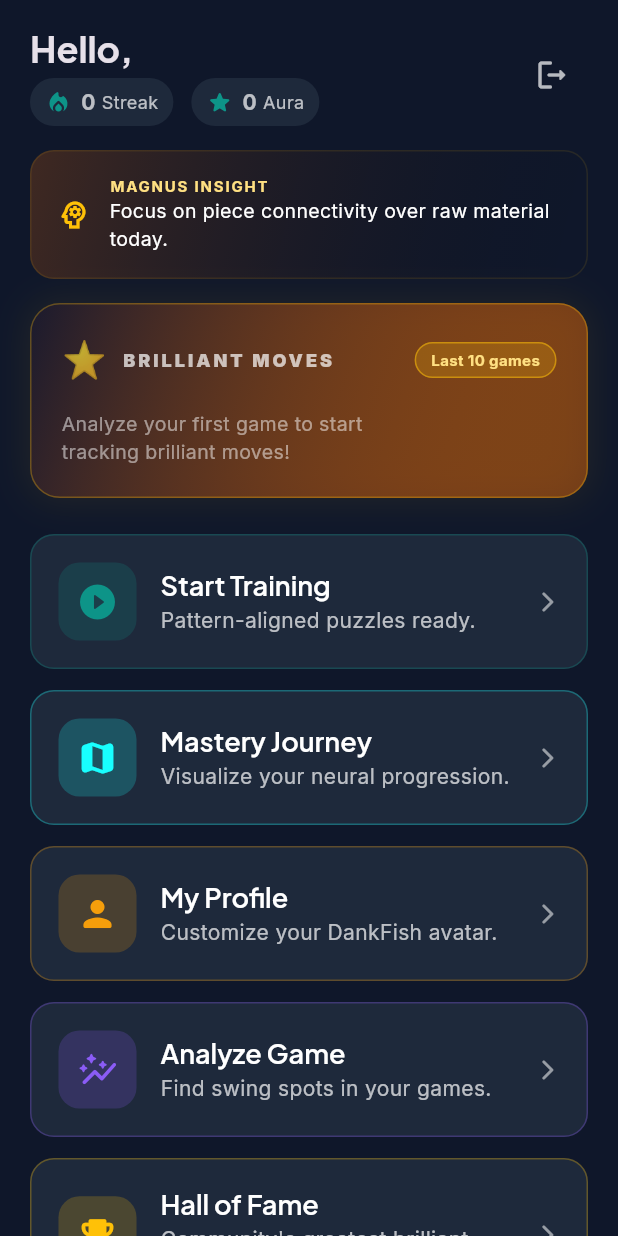
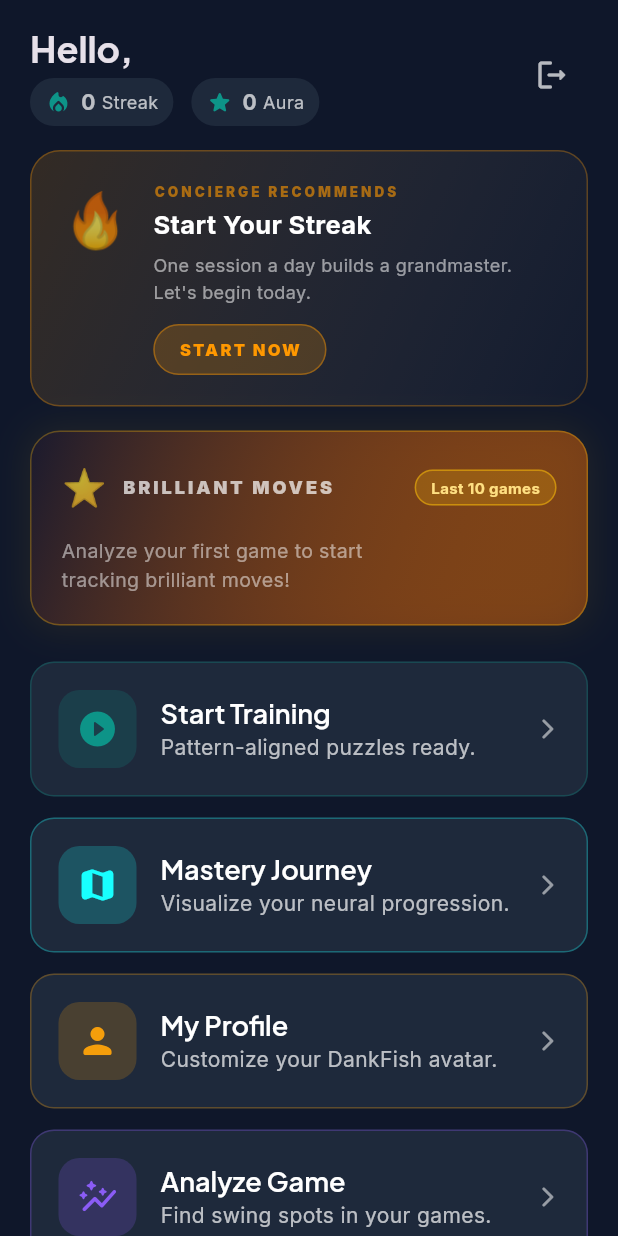
Before and after one commit to Mrswami/chessfr, a Flutter app: the screen it shows once a user with an empty profile is signed in, on a phone screen of 412 x 824 dp. Run offline on Flutter 3.47's test engine with Material 3 defaults, Android fonts, the phone set to English and light mode, and no system bars; drawn by our look-alikes of flutter_animate; our stand-ins replace camera, firebase_core, firebase_messaging, flutter_blue_plus, flutter_dotenv, google_fonts and 5 more; missing offline and left inert: chess, flutter_chess_board, flutter_vision, profanity_filter, stockfish; accounts and stored records are empty.

Commit message:
feat: Add ConciergeCardWidget with weighted recommendation engine, replace static insight card

```diff
--- /dev/null
+++ b/flutter/lib/features/home/concierge_card_widget.dart
@@ -0,0 +1,309 @@
+import 'package:flutter/material.dart';
+import 'package:flutter_animate/flutter_animate.dart';
+import 'package:supabase_flutter/supabase_flutter.dart';
+
+/// The Concierge Card Feed — a daily AI-powered recommendation card
+/// shown on the Home Screen, tailored to the user's cognitive profile and history.
+class ConciergeCardWidget extends StatefulWidget {
+  const ConciergeCardWidget({super.key});
+
+  @override
+  State<ConciergeCardWidget> createState() => _ConciergeCardWidgetState();
+}
+
+class _ConciergeCardWidgetState extends State<ConciergeCardWidget> {
+  final _supabase = Supabase.instance.client;
+  _ConciergeCard? _card;
+  bool _isLoading = true;
+
+  @override
+  void initState() {
+    super.initState();
+    _buildConciergeCard();
+  }
+
+  Future<void> _buildConciergeCard() async {
+    try {
+      final user = _supabase.auth.currentUser;
+      if (user == null) return;
+
+      // 1. Fetch profile
+      final profile = await _supabase
+          .from('profiles')
+          .select('id, cognitive_profile')
+          .eq('user_id', user.id)
+          .maybeSingle();
+      if (profile == null) return;
+
+      final profileId = profile['id'] as String;
+      final cognitive = (profile['cognitive_profile'] as Map<String, dynamic>?) ?? {};
+      final connectivityWeight = (cognitive['connectivity_weight'] as num?)?.toDouble() ?? 0.33;
+      final responseWeight = (cognitive['response_weight'] as num?)?.toDouble() ?? 0.33;
+      final influenceWeight = (cognitive['influence_weight'] as num?)?.toDouble() ?? 0.34;
+
+      // 2. Fetch stats
+      final stats = await _supabase
+          .from('user_stats')
+          .select('current_streak, total_aura')
+          .eq('profile_id', profileId)
+          .maybeSingle();
+      final streak = (stats?['current_streak'] as int?) ?? 0;
+
+      // 3. Fetch last 5 game analysis summaries to find weaknesses
+      final analyses = await _supabase
+          .from('game_analyses')
+          .select('blunder_count, brilliant_count, game_result, weakness_tags')
+          .eq('profile_id', profileId)
+          .order('created_at', ascending: false)
+          .limit(5);
+
+      int totalBlunders = 0;
+      int totalBrilliant = 0;
+      List<String> weaknessTags = [];
+
+      for (final a in analyses) {
+        totalBlunders += (a['blunder_count'] as int? ?? 0);
+        totalBrilliant += (a['brilliant_count'] as int? ?? 0);
+        final tags = a['weakness_tags'] as List<dynamic>? ?? [];
+        weaknessTags.addAll(tags.cast<String>());
+      }
+
+      // 4. Determine the best recommendation type using weighted scoring
+      _card = _selectCard(
+        streak: streak,
+        totalBlunders: totalBlunders,
+        totalBrilliant: totalBrilliant,
+        connectivityWeight: connectivityWeight,
+        responseWeight: responseWeight,
+        influenceWeight: influenceWeight,
+        weaknessTags: weaknessTags,
+        hasGameHistory: analyses.isNotEmpty,
+      );
+    } catch (e) {
+      debugPrint('Concierge error: $e');
+    } finally {
+      if (mounted) setState(() => _isLoading = false);
+    }
+  }
+
+  /// Concierge Scoring Formula from Architecture Plan:
+  /// Score = ConnectivityW × connectivity_relevance
+  ///       + ResponseW × response_relevance
+  ///       + InfluenceW × influence_relevance
+  ///       + StreakBonus × 0.2
+  ///       + WeaknessPenalty × weakness_match
+  _ConciergeCard _selectCard({
+    required int streak,
+    required int totalBlunders,
+    required int totalBrilliant,
+    required double connectivityWeight,
+    required double responseWeight,
+    required double influenceWeight,
+    required List<String> weaknessTags,
+    required bool hasGameHistory,
+  }) {
+    // Score each card type
+    final Map<String, double> scores = {};
+
+    final streakBonus = streak > 3 ? 0.2 : 0.0;
+
+    // PUZZLE card: good if response weight is high (fast reactive play weaknesses)
+    scores['puzzle'] = responseWeight * 0.8 + streakBonus +
+        (totalBlunders > 3 ? 0.3 : 0.0);
+
+    // REVIEW card: good if they have game history with problems
+    scores['review'] = hasGameHistory && totalBlunders > 0
+        ? connectivityWeight * 0.5 + influenceWeight * 0.4 + 0.2
+        : 0.0;
+
+    // INSIGHT card: connectivity-heavy users love pattern stats
+    scores['insight'] = connectivityWeight * 0.9 +
+        (totalBrilliant > 0 ? 0.2 : 0.0);
+
+    // CHALLENGE card (Hall of Fame): good for high-aura, on-streak players
+    scores['challenge'] = streak > 2
+        ? influenceWeight * 0.7 + streakBonus + 0.2
+        : influenceWeight * 0.3;
+
+    // STREAK PUSH: show if streak < 1 (needs motivation)
+    scores['streak_push'] = streak == 0 ? 0.9 : (streak < 3 ? 0.5 : 0.1);
+
+    // Pick the highest-scoring card
+    final best = scores.entries.reduce((a, b) => a.value > b.value ? a : b).key;
+
+    switch (best) {
+      case 'puzzle':
+        return _ConciergeCard(
+          type: 'puzzle',
+          emoji: '🧩',
+          title: 'Pattern Drill',
+          subtitle: totalBlunders > 3
+              ? 'You\'ve had $totalBlunders blunders recently.\nLet\'s sharpen your tactics.'
+              : 'Your response timing is your strength.\nPush it further with a drill.',
+          accentColor: const Color(0xFF0D9488),
+          cta: 'START DRILL',
+        );
+      case 'review':
+        return _ConciergeCard(
+          type: 'review',
+          emoji: '📖',
+          title: 'Replay & Learn',
+          subtitle: 'Your last game has moments worth\nrevisiting. Turn mistakes into lessons.',
+          accentColor: const Color(0xFF8B5CF6),
+          cta: 'REVIEW GAME',
+        );
+      case 'insight':
+        return _ConciergeCard(
+          type: 'insight',
+          emoji: '📊',
+          title: 'Connectivity Insight',
+          subtitle: totalBrilliant > 0
+              ? 'You\'ve found $totalBrilliant brilliant moves! ⭐\nYour pattern recognition is elite.'
+              : 'High connectivity style detected.\nAnalyze a game to unlock your stats.',
+          accentColor: Colors.cyanAccent,
+          cta: 'SEE MY STATS',
+        );
+      case 'challenge':
+        return _ConciergeCard(
+          type: 'challenge',
+          emoji: '🏆',
+          title: 'Hall of Fame Challenge',
+          subtitle: 'Can you find the move that made\nthe Hall of Fame? Prove yourself.',
+          accentColor: Colors.amber,
+          cta: 'TAKE CHALLENGE',
+        );
+      case 'streak_push':
+      default:
+        return _ConciergeCard(
+          type: 'streak_push',
+          emoji: '🔥',
+          title: streak == 0 ? 'Start Your Streak' : 'Keep it Going',
+          subtitle: streak == 0
+              ? 'One session a day builds a grandmaster.\nLet\'s begin today.'
+              : 'You\'re on a $streak-day streak!\nDon\'t break the chain.',
+          accentColor: Colors.orange,
+          cta: streak == 0 ? 'START NOW' : 'TRAIN TODAY',
+        );
+    }
+  }
+
+  @override
+  Widget build(BuildContext context) {
+    if (_isLoading) {
+      return Container(
+        height: 120,
+        padding: const EdgeInsets.all(20),
+        decoration: BoxDecoration(
+          color: Colors.white.withValues(alpha: 0.03),
+          borderRadius: BorderRadius.circular(20),
+        ),
+        child: const Center(
+          child: SizedBox(
+            height: 24, width: 24,
+            child: CircularProgressIndicator(strokeWidth: 2, color: Colors.cyan),
+          ),
+        ),
+      );
+    }
+
+    if (_card == null) return const SizedBox.shrink();
+
+    return Container(
+      padding: const EdgeInsets.all(20),
+      decoration: BoxDecoration(
+        gradient: LinearGradient(
+          colors: [
+            _card!.accentColor.withValues(alpha: 0.15),
+            Colors.white.withValues(alpha: 0.02),
+          ],
+          begin: Alignment.topLeft,
+          end: Alignment.bottomRight,
+        ),
+        borderRadius: BorderRadius.circular(20),
+        border: Border.all(color: _card!.accentColor.withValues(alpha: 0.3)),
+      ),
+      child: Row(
+        crossAxisAlignment: CrossAxisAlignment.start,
+        children: [
+          Text(_card!.emoji, style: const TextStyle(fontSize: 36))
+              .animate(onPlay: (c) => c.repeat(reverse: true))
+              .scale(begin: const Offset(1, 1), end: const Offset(1.08, 1.08), duration: 1800.ms),
+          const SizedBox(width: 16),
+          Expanded(
+            child: Column(
+              crossAxisAlignment: CrossAxisAlignment.start,
+              children: [
+                Text(
+                  'CONCIERGE RECOMMENDS',
+                  style: TextStyle(
+                    color: _card!.accentColor.withValues(alpha: 0.6),
+                    fontSize: 9,
+                    fontWeight: FontWeight.w900,
+                    letterSpacing: 2,
+                  ),
+                ),
+                const SizedBox(height: 4),
+                Text(
+                  _card!.title,
+                  style: const TextStyle(
+                    color: Colors.white,
+                    fontSize: 17,
+                    fontWeight: FontWeight.bold,
+                  ),
+                ),
+                const SizedBox(height: 6),
+                Text(
+                  _card!.subtitle,
+                  style: TextStyle(
+                    color: Colors.white.withValues(alpha: 0.55),
+                    fontSize: 12,
+                    height: 1.5,
+                  ),
+                ),
+                const SizedBox(height: 12),
+                GestureDetector(
+                  onTap: () {}, // Will route to the corresponding feature
+                  child: Container(
+                    padding: const EdgeInsets.symmetric(horizontal: 16, vertical: 8),
+                    decoration: BoxDecoration(
+                      color: _card!.accentColor.withValues(alpha: 0.2),
+                      borderRadius: BorderRadius.circular(20),
+                      border: Border.all(color: _card!.accentColor.withValues(alpha: 0.4)),
+                    ),
+                    child: Text(
+                      _card!.cta,
+                      style: TextStyle(
+                        color: _card!.accentColor,
+                        fontSize: 11,
+                        fontWeight: FontWeight.w900,
+                        letterSpacing: 1.5,
+                      ),
+                    ),
+                  ),
+                ),
+              ],
+            ),
+          ),
+        ],
+      ),
+    ).animate().fadeIn(delay: 150.ms).slideY(begin: 0.05, end: 0);
+  }
+}
+
+class _ConciergeCard {
+  final String type;
+  final String emoji;
+  final String title;
+  final String subtitle;
+  final Color accentColor;
+  final String cta;
+
+  const _ConciergeCard({
+    required this.type,
+    required this.emoji,
+    required this.title,
+    required this.subtitle,
+    required this.accentColor,
+    required this.cta,
+  });
+}
--- a/flutter/lib/features/home/home_screen.dart
+++ b/flutter/lib/features/home/home_screen.dart
@@ -14,6 +14,7 @@ import '../social/social_hub_screen.dart';
 import '../training/mastery_screen.dart';
 import '../social/hall_of_fame_screen.dart';
 import '../analysis/brilliant_tracker_widget.dart';
+import 'concierge_card_widget.dart';
 
 class HomeScreen extends StatefulWidget {
   const HomeScreen({super.key});
@@ -103,44 +104,7 @@ class _HomeScreenState extends State<HomeScreen> {
             SliverToBoxAdapter(
               child: Padding(
                 padding: const EdgeInsets.symmetric(horizontal: 20, vertical: 8),
-                child: Container(
-                  padding: const EdgeInsets.all(16),
-                  decoration: BoxDecoration(
-                    gradient: LinearGradient(
-                      colors: [Colors.amber.shade900.withValues(alpha: 0.2), Colors.transparent],
-                      begin: Alignment.topLeft,
-                      end: Alignment.bottomRight,
-                    ),
-                    borderRadius: BorderRadius.circular(16),
-                    border: Border.all(color: Colors.amber.withValues(alpha: 0.1)),
-                  ),
-                  child: Row(
-                    children: [
-                      const Icon(Icons.psychology_outlined, color: Colors.amber, size: 24),
-                      const SizedBox(width: 12),
-                      Expanded(
-                        child: Column(
-                          crossAxisAlignment: CrossAxisAlignment.start,
-                          children: [
-                            Text(
-                              'MAGNUS INSIGHT',
-                              style: TextStyle(
-                                color: Colors.amber.shade200,
-                                fontSize: 10,
-                                fontWeight: FontWeight.bold,
-                                letterSpacing: 1.2,
-                              ),
-                            ),
-                            const Text(
-                              'Focus on piece connectivity over raw material today.',
-                              style: TextStyle(color: Colors.white, fontSize: 13),
-                            ),
-                          ],
-                        ),
-                      ),
-                    ],
-                  ),
-                ).animate().fadeIn(delay: 120.ms).slideY(begin: 0.1, end: 0),
+                child: const ConciergeCardWidget(),
               ),
             ),
             SliverPadding(
```
